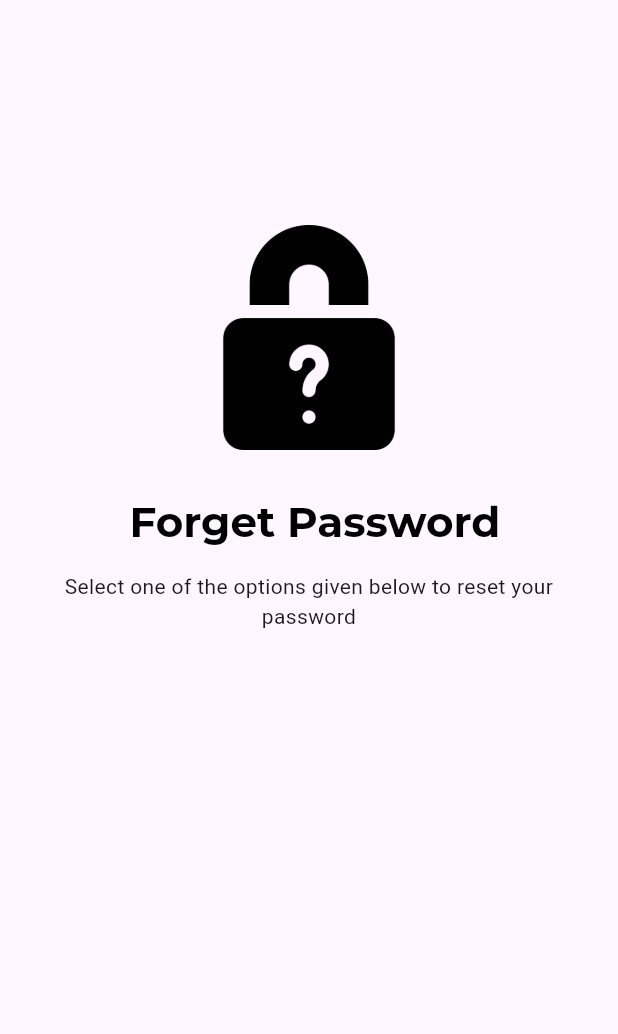
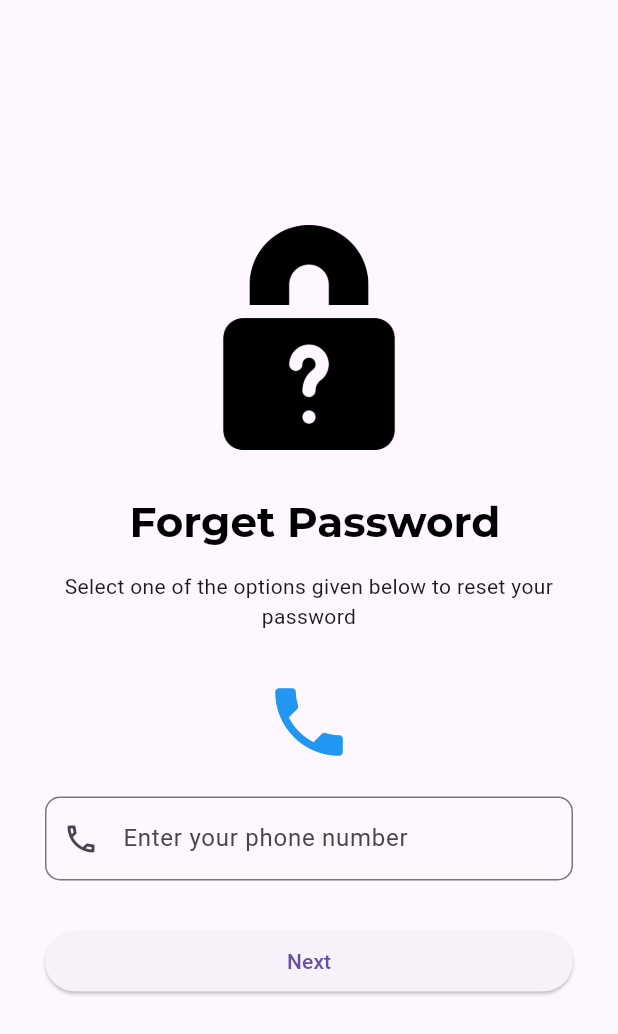
Before and after one commit to jihen603/flutter_project, a Flutter app: the ForgetPasswordPhoneScreen screen opened directly, on a phone screen of 412 x 824 dp. Shown: the top 1034 px of the screen. Run offline on Flutter 3.47's test engine with Material 3 defaults, Android fonts, the phone set to English and light mode, and no system bars; our stand-ins replace google_fonts.

Commit message:
Unitial commit

```diff
--- a/lib/src/features/authentification/screens/forget_password/forget_password_phone/forget_password_phone.dart
+++ b/lib/src/features/authentification/screens/forget_password/forget_password_phone/forget_password_phone.dart
@@ -2,7 +2,6 @@ import 'package:flutter/material.dart';
 import '../../../../../constants/image_strings.dart';
 import '../../../../../constants/sizes.dart';
 import '../../../../../constants/text_strings.dart';
-
 import '../../../form_header_widget.dart';
 
 class ForgetPasswordPhoneScreen extends StatelessWidget {
@@ -11,21 +10,53 @@ class ForgetPasswordPhoneScreen extends StatelessWidget {
   @override
   Widget build(BuildContext context) {
     return Scaffold(
-        body: Container(
+      body: Padding(
         padding: const EdgeInsets.all(tDefaultSize),
         child: Column(
-            children: const[
-              SizedBox(height: tDefaultSize*4),
-              FormHeaderWidget(
+          crossAxisAlignment: CrossAxisAlignment.center,
+          children: [
+            const SizedBox(height: tDefaultSize * 4),
+            const FormHeaderWidget(
               image: tForgetPasswordImage,
               title: tForgetPassword,
               subTitle: tForgetPasswordSubTitle,
               crossAxisAlignment: CrossAxisAlignment.center,
               heightBetween: 30.0,
             ),
+            const SizedBox(height: 30),
+
+            // Icône Téléphone
+            const Icon(Icons.phone, size: 60, color: Colors.blue),
+
+            const SizedBox(height: 20),
+
+            // Champ de saisie Numéro de téléphone
+            TextField(
+              decoration: InputDecoration(
+                labelText: "Enter your phone number",
+                border: OutlineInputBorder(
+                  borderRadius: BorderRadius.circular(10),
+                ),
+                prefixIcon: const Icon(Icons.phone_outlined),
+              ),
+              keyboardType: TextInputType.phone,
+            ),
+
+            const SizedBox(height: 30),
+
+            // Bouton Next
+            SizedBox(
+              width: double.infinity,
+              child: ElevatedButton(
+                onPressed: () {
+                  // Ajouter la logique ici
+                },
+                child: const Text("Next"),
+              ),
+            ),
           ],
         ),
-        )
+      ),
     );
   }
 }
```
Also changed, not shown: lib/src/features/authentification/screens/forget_password/forget_password_mail/forget_password_mail.dart (+36 -4 lines). Lines whose indentation alone changed are shown as unchanged.
